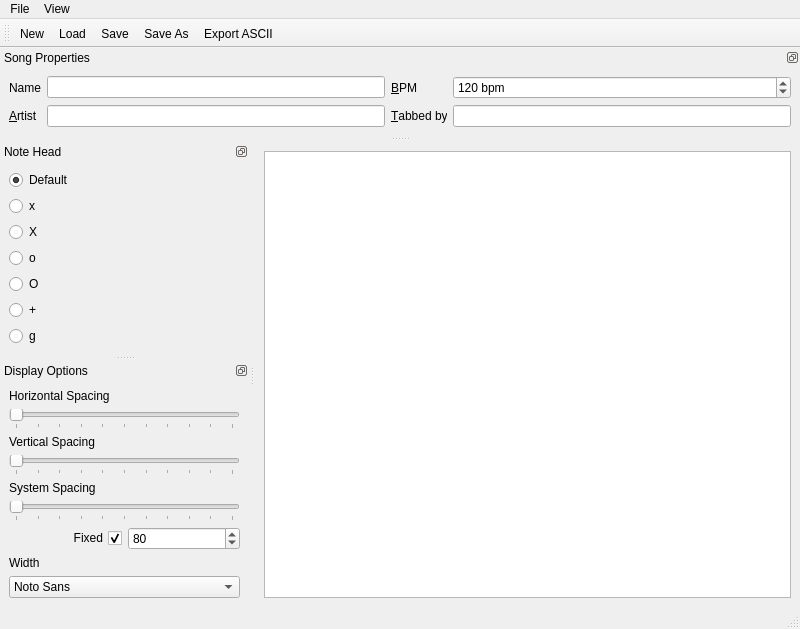
This is src/GUI/drumburp.ui in Whatang/DrumBurp as Qt 5 draws it before an edit. The edited form follows.
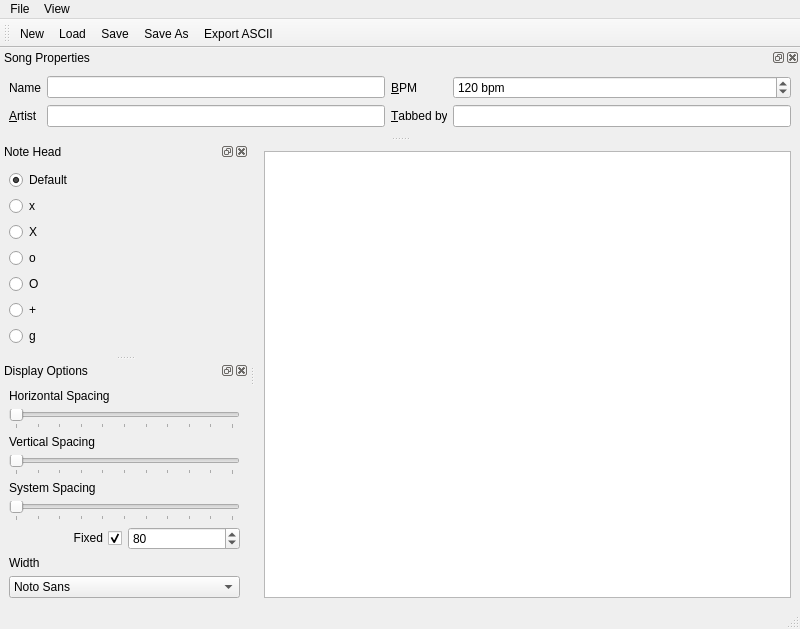
This is the edited form. Custom widgets are drawn as their Qt base class.

Commit message: Added status tips, control tool bar visibility.

What changed in the file:
```diff
--- a/src/GUI/drumburp.ui
+++ b/src/GUI/drumburp.ui
@@ -94,7 +94,7 @@
   </widget>
   <widget class="QDockWidget" name="noteHeadDock">
    <property name="features">
-    <set>QDockWidget::DockWidgetFloatable|QDockWidget::DockWidgetMovable</set>
+    <set>QDockWidget::AllDockWidgetFeatures</set>
    </property>
    <property name="allowedAreas">
     <set>Qt::LeftDockWidgetArea|Qt::RightDockWidgetArea</set>
@@ -195,7 +195,7 @@
   </widget>
   <widget class="QDockWidget" name="diplayOptionsDock">
    <property name="features">
-    <set>QDockWidget::DockWidgetFloatable|QDockWidget::DockWidgetMovable</set>
+    <set>QDockWidget::AllDockWidgetFeatures</set>
    </property>
    <property name="allowedAreas">
     <set>Qt::LeftDockWidgetArea|Qt::RightDockWidgetArea</set>
@@ -387,7 +387,7 @@
   </widget>
   <widget class="QDockWidget" name="songPropertiesDock">
    <property name="features">
-    <set>QDockWidget::DockWidgetFloatable|QDockWidget::DockWidgetMovable</set>
+    <set>QDockWidget::AllDockWidgetFeatures</set>
    </property>
    <property name="allowedAreas">
     <set>Qt::BottomDockWidgetArea|Qt::TopDockWidgetArea</set>
```
Left out of the diff: 152 changed lines with no effect on the pictures. The commit also changes 1 other file.
